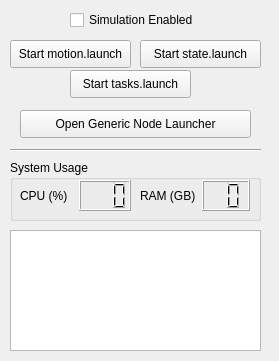
This is landside/catkin_ws/src/gui/resource/SystemWidget.ui in DukeRobotics/robosub-ros as Qt 5 draws it before an edit. The edited form follows.
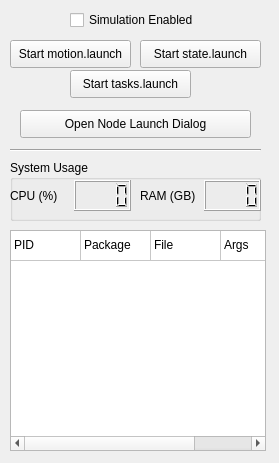
This is the edited form.

Commit message: Implement system plugin

Diff of the .ui file:
```diff
--- a/landside/catkin_ws/src/gui/resource/SystemWidget.ui
+++ b/landside/catkin_ws/src/gui/resource/SystemWidget.ui
@@ -7,7 +7,7 @@
     <x>0</x>
     <y>0</y>
     <width>279</width>
-    <height>361</height>
+    <height>463</height>
    </rect>
   </property>
   <property name="windowTitle">
@@ -75,7 +75,7 @@
     </rect>
    </property>
    <property name="text">
-    <string>Open Generic Node Launcher</string>
+    <string>Open Node Launch Dialog</string>
    </property>
   </widget>
   <widget class="Line" name="line">
@@ -106,9 +106,9 @@
    <widget class="QWidget" name="horizontalLayoutWidget">
     <property name="geometry">
      <rect>
-      <x>10</x>
+      <x>0</x>
       <y>20</y>
-      <width>111</width>
+      <width>121</width>
       <height>31</height>
      </rect>
     </property>
@@ -123,7 +123,7 @@
      <item>
       <widget class="QLCDNumber" name="lcdNumber">
        <property name="digitCount">
-        <number>3</number>
+        <number>4</number>
        </property>
        <property name="value" stdset="0">
         <double>0.000000000000000</double>
@@ -137,7 +137,7 @@
      <rect>
       <x>130</x>
       <y>20</y>
-      <width>110</width>
+      <width>121</width>
       <height>31</height>
      </rect>
     </property>
@@ -152,7 +152,7 @@
      <item>
       <widget class="QLCDNumber" name="lcdNumber_3">
        <property name="digitCount">
-        <number>2</number>
+        <number>4</number>
        </property>
        <property name="value" stdset="0">
         <double>0.000000000000000</double>
@@ -162,15 +162,70 @@
     </layout>
    </widget>
   </widget>
-  <widget class="QListView" name="listView">
+  <widget class="QTableWidget" name="table_widget">
    <property name="geometry">
     <rect>
      <x>10</x>
      <y>230</y>
-     <width>251</width>
-     <height>121</height>
+     <width>256</width>
+     <height>221</height>
     </rect>
    </property>
+   <property name="selectionMode">
+    <enum>QAbstractItemView::SingleSelection</enum>
+   </property>
+   <property name="selectionBehavior">
+    <enum>QAbstractItemView::SelectRows</enum>
+   </property>
+   <property name="rowCount">
+    <number>1</number>
+   </property>
+   <property name="columnCount">
+    <number>4</number>
+   </property>
+   <attribute name="horizontalHeaderVisible">
+    <bool>false</bool>
+   </attribute>
+   <attribute name="horizontalHeaderCascadingSectionResizes">
+    <bool>false</bool>
+   </attribute>
+   <attribute name="horizontalHeaderMinimumSectionSize">
+    <number>25</number>
+   </attribute>
+   <attribute name="horizontalHeaderDefaultSectionSize">
+    <number>70</number>
+   </attribute>
+   <attribute name="verticalHeaderVisible">
+    <bool>false</bool>
+   </attribute>
+   <attribute name="verticalHeaderHighlightSections">
+    <bool>true</bool>
+   </attribute>
+   <row/>
+   <column/>
+   <column/>
+   <column/>
+   <column/>
+   <item row="0" column="0">
+    <property name="text">
+     <string>PID</string>
+    </property>
+   </item>
+   <item row="0" column="1">
+    <property name="text">
+     <string>Package</string>
+    </property>
+   </item>
+   <item row="0" column="2">
+    <property name="text">
+     <string>File</string>
+    </property>
+   </item>
+   <item row="0" column="3">
+    <property name="text">
+     <string>Args</string>
+    </property>
+   </item>
   </widget>
  </widget>
  <resources/>
```
Left out of the diff: 30 changed lines with no effect on the pictures. The commit also changes 7 other files.
